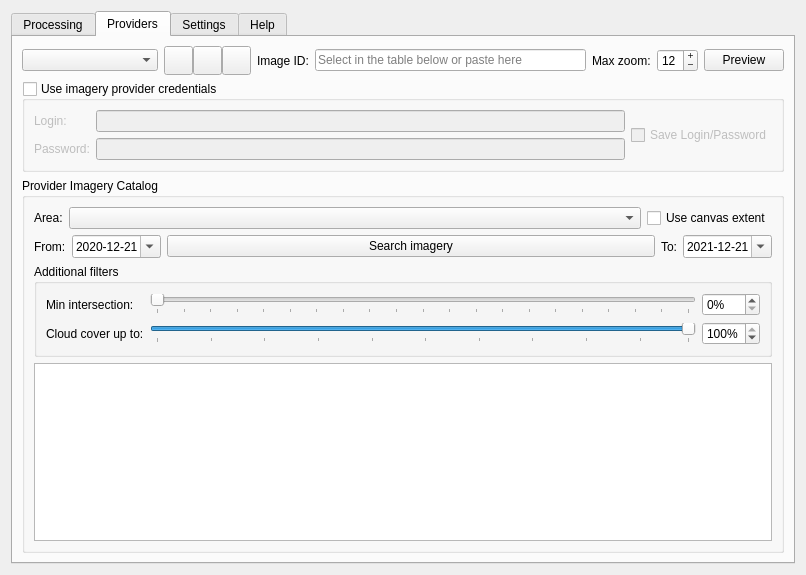
Above: mapflow/static/ui/main_dialog.ui from Geoalert/mapflow-qgis before the change. Below: the same form after it.
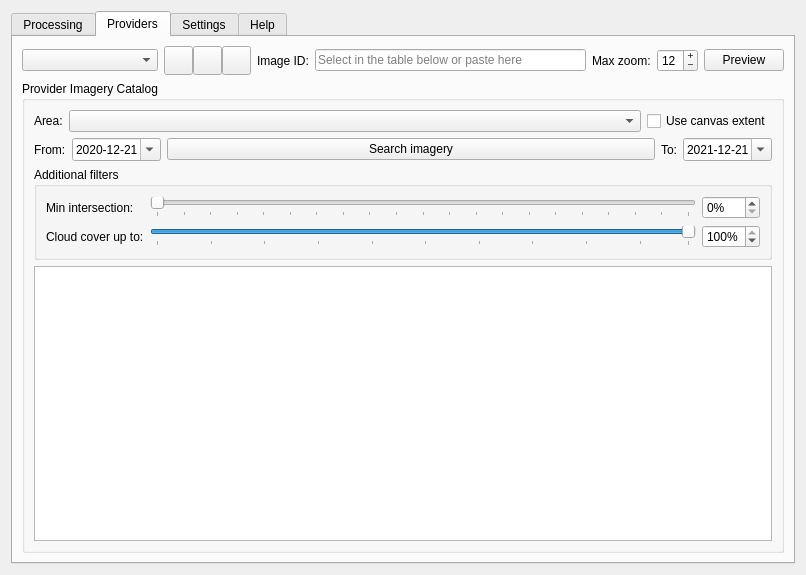
That is the form after the change. Icons and pictures are not drawn. Custom widgets are drawn as their Qt base class.

```diff
--- a/mapflow/static/ui/main_dialog.ui
+++ b/mapflow/static/ui/main_dialog.ui
@@ -405,7 +405,7 @@
       <attribute name="title">
        <string>Providers</string>
       </attribute>
-      <layout class="QVBoxLayout" name="settingsLayout" stretch="0,0,1">
+      <layout class="QVBoxLayout" name="settingsLayout" stretch="0,0">
        <item>
         <layout class="QHBoxLayout" name="provider" stretch="1,0,0,2,0,0,0">
          <item>
@@ -539,72 +539,6 @@
          </item>
         </layout>
        </item>
-       <item>
-        <widget class="QgsCollapsibleGroupBox" name="providerAuthGroup">
-         <property name="title">
-          <string>Use imagery provider credentials</string>
-         </property>
-         <property name="flat">
-          <bool>true</bool>
-         </property>
-         <property name="checkable">
-          <bool>true</bool>
-         </property>
-         <property name="checked">
-          <bool>false</bool>
-         </property>
-         <property name="collapsed">
-          <bool>true</bool>
-         </property>
-         <property name="saveCollapsedState">
-          <bool>true</bool>
-         </property>
-         <property name="saveCheckedState">
-          <bool>false</bool>
-         </property>
-         <layout class="QGridLayout" name="layourCustomProviderAuthGroup" columnstretch="1,0">
-          <item row="0" column="0">
-           <layout class="QFormLayout" name="providerAuth">
-            <item row="0" column="0">
-             <widget class="QLabel" name="labelProviderUsername">
-              <property name="text">
-               <string>Login:</string>
-              </property>
-             </widget>
-            </item>
-            <item row="0" column="1">
-             <widget class="QLineEdit" name="providerUsername">
-              <property name="text">
-               <string/>
-              </property>
-             </widget>
-            </item>
-            <item row="1" column="0">
-             <widget class="QLabel" name="labelProviderPassword">
-              <property name="text">
-               <string>Password:</string>
-              </property>
-             </widget>
-            </item>
-            <item row="1" column="1">
-             <widget class="QgsPasswordLineEdit" name="providerPassword">
-              <property name="text">
-               <string/>
-              </property>
-             </widget>
-            </item>
-           </layout>
-          </item>
-          <item row="0" column="1">
-           <widget class="QCheckBox" name="providerSaveAuth">
-            <property name="text">
-             <string>Save Login/Password</string>
-            </property>
-           </widget>
-          </item>
-         </layout>
-        </widget>
-       </item>
        <item>
         <widget class="QGroupBox" name="metadata">
          <property name="toolTip">
@@ -1008,11 +942,6 @@
    <extends>QComboBox</extends>
    <header>qgsmaplayercombobox.h</header>
   </customwidget>
-  <customwidget>
-   <class>QgsPasswordLineEdit</class>
-   <extends>QLineEdit</extends>
-   <header>qgspasswordlineedit.h</header>
-  </customwidget>
  </customwidgets>
  <resources/>
  <connections>
```
